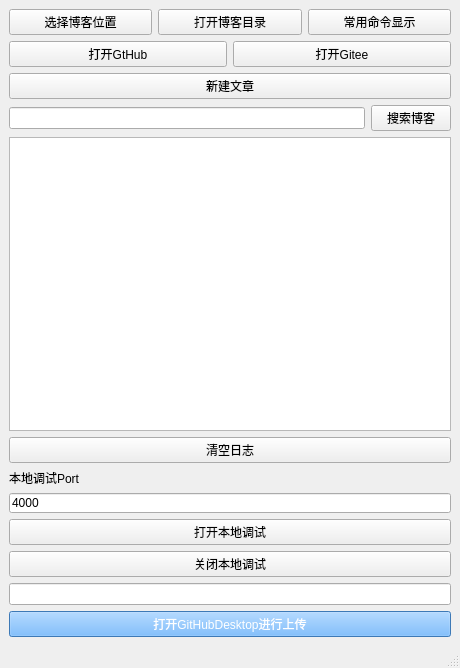
Before: the Qt Designer form QtUI/HexoTools.ui in AmbroseX/HexoTool.python, drawn with Qt 5.
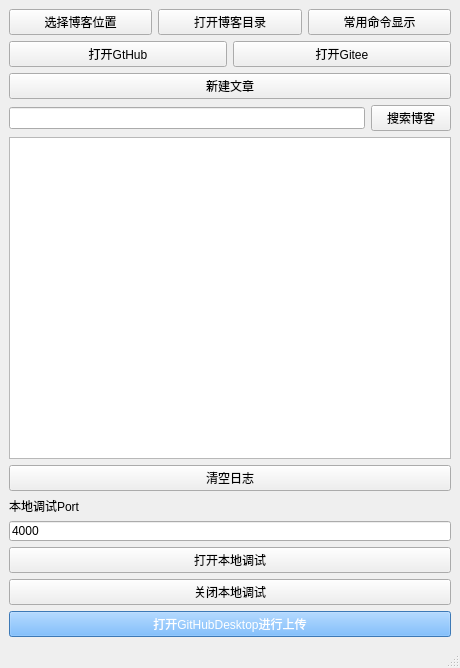
After: the same form once the commit is applied.

The edit to the form file:
```diff
--- a/QtUI/HexoTools.ui
+++ b/QtUI/HexoTools.ui
@@ -185,13 +185,6 @@
       </property>
      </widget>
     </item>
-    <item>
-     <widget class="QLineEdit" name="lineEdit_Add_Commit">
-      <property name="text">
-       <string/>
-      </property>
-     </widget>
-    </item>
     <item>
      <widget class="QPushButton" name="Push_Github">
       <property name="sizePolicy">
```
